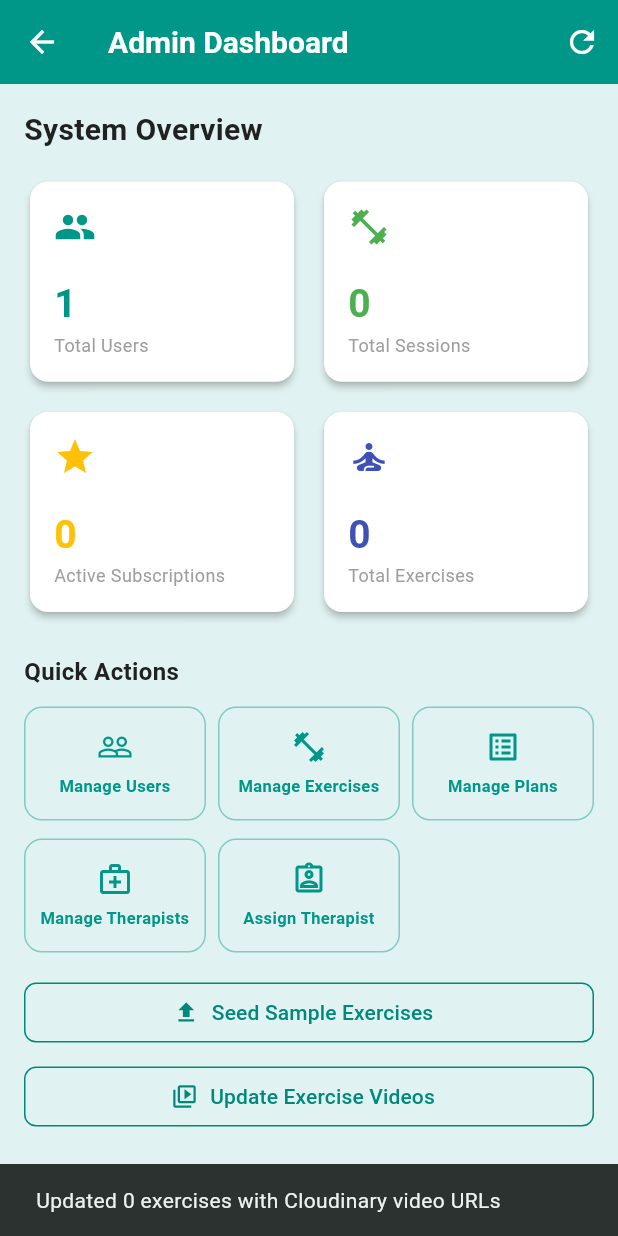
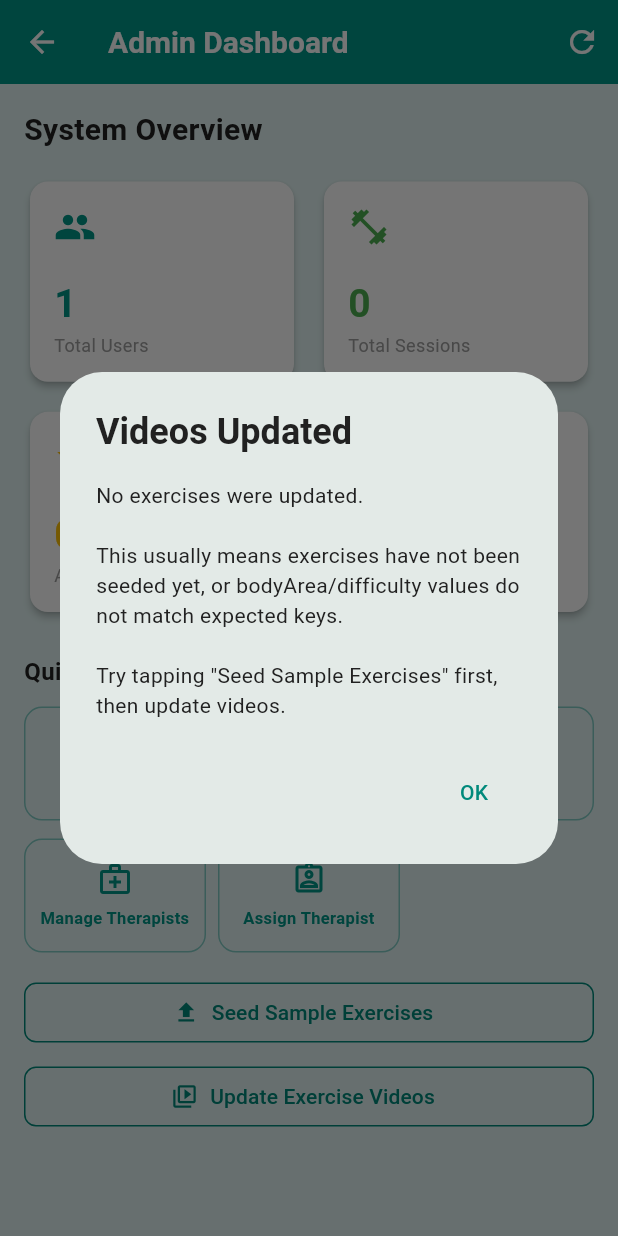
Before and after one commit to IlhmIqbl/physiocare_plus, a Flutter app: the AdminDashboardScreen screen opened by its route, after a tap on "Update Exercise Videos", on a phone screen of 412 x 824 dp. Run offline on Flutter 3.47's test engine with Material 3 defaults, Android fonts, the phone set to English and light mode, and no system bars; our stand-ins replace cached_network_image, chewie, cloud_firestore, firebase_auth, firebase_core, firebase_messaging and 8 more; accounts and stored records are empty.

Commit message:
fix: show dialog with count on video update, surface video load errors
Replace silent snackbar with AlertDialog so user knows exactly how many
exercises were patched (or why 0 were updated). Add debugPrint on video
load failure so errors appear in the console instead of being swallowed.

Co-Authored-By: Claude Sonnet 4.6 <noreply@anthropic.com>

```diff
--- a/lib/screens/admin/admin_dashboard_screen.dart
+++ b/lib/screens/admin/admin_dashboard_screen.dart
@@ -218,18 +218,58 @@ class _AdminDashboardScreenState extends State<AdminDashboardScreen> {
                         icon: const Icon(Icons.video_library_outlined),
                         label: const Text('Update Exercise Videos'),
                         onPressed: () async {
-                          final messenger = ScaffoldMessenger.of(context);
-                          messenger.showSnackBar(
-                            const SnackBar(content: Text('Updating video URLs...')),
+                          showDialog(
+                            context: context,
+                            barrierDismissible: false,
+                            builder: (_) => const AlertDialog(
+                              content: Row(
+                                children: [
+                                  CircularProgressIndicator(),
+                                  SizedBox(width: 16),
+                                  Text('Updating video URLs…'),
+                                ],
+                              ),
+                            ),
                           );
-                          final count = await ExerciseSeeder.updateStepVideos();
-                          if (context.mounted) {
-                            messenger.clearSnackBars();
-                            messenger.showSnackBar(
-                              SnackBar(
-                                content: Text('Updated $count exercises with Cloudinary video URLs'),
-                              ),
-                            );
+                          try {
+                            final count = await ExerciseSeeder.updateStepVideos();
+                            if (context.mounted) {
+                              Navigator.of(context).pop();
+                              showDialog(
+                                context: context,
+                                builder: (_) => AlertDialog(
+                                  title: const Text('Videos Updated'),
+                                  content: Text(
+                                    count == 0
+                                        ? 'No exercises were updated.\n\nThis usually means exercises have not been seeded yet, or bodyArea/difficulty values do not match expected keys.\n\nTry tapping "Seed Sample Exercises" first, then update videos.'
+                                        : 'Successfully patched $count exercises with Cloudinary video URLs.\n\nOpen any exercise and start a session to see the inline video.',
+                                  ),
+                                  actions: [
+                                    TextButton(
+                                      onPressed: () => Navigator.of(context).pop(),
+                                      child: const Text('OK'),
+                                    ),
+                                  ],
+                                ),
+                              );
+                            }
+                          } catch (e) {
+                            if (context.mounted) {
+                              Navigator.of(context).pop();
+                              showDialog(
+                                context: context,
+                                builder: (_) => AlertDialog(
+                                  title: const Text('Update Failed'),
+                                  content: Text('Error: $e'),
+                                  actions: [
+                                    TextButton(
+                                      onPressed: () => Navigator.of(context).pop(),
+                                      child: const Text('OK'),
+                                    ),
+                                  ],
+                                ),
+                              );
+                            }
                           }
                         },
                       ),
--- a/lib/screens/exercises/exercise_session_screen.dart
+++ b/lib/screens/exercises/exercise_session_screen.dart
@@ -81,7 +81,9 @@ class _ExerciseSessionScreenState extends State<ExerciseSessionScreen> {
           ),
         );
         controller.addListener(_onVideoUpdate);
-      } catch (_) {}
+      } catch (e) {
+        debugPrint('Video load failed for step ${step.videoUrl}: $e');
+      }
     }
 
     if (mounted) setState(() => _videoInitializing = false);
```
